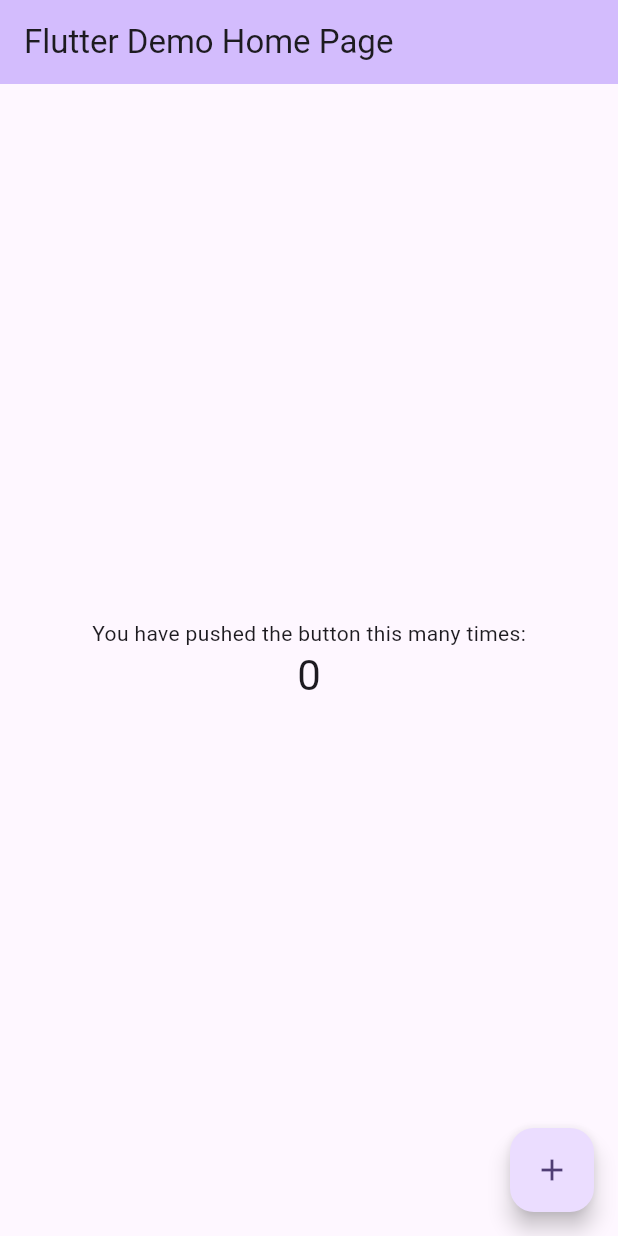
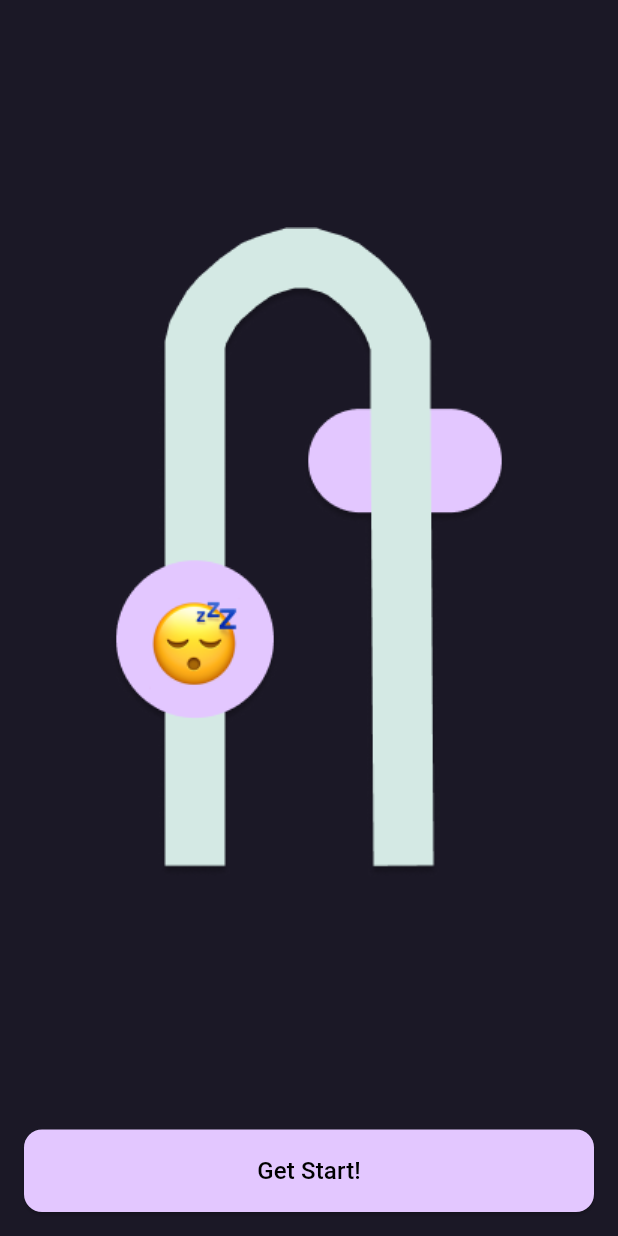
Before and after one commit to tsunufu/Wake_up_by_hard_mission, a Flutter app: the screen it shows after launch, on a phone screen of 412 x 824 dp. Run offline on Flutter 3.47's test engine with Material 3 defaults, Android fonts, the phone set to English and light mode, and no system bars.

Commit message:
#1 - create title scene and can switch screen

```diff
--- a/lib/main.dart
+++ b/lib/main.dart
@@ -1,125 +1,74 @@
 import 'package:flutter/material.dart';
 
 void main() {
-  runApp(const MyApp());
+  runApp(MyApp());
 }
 
 class MyApp extends StatelessWidget {
-  const MyApp({super.key});
-
-  // This widget is the root of your application.
   @override
   Widget build(BuildContext context) {
     return MaterialApp(
-      title: 'Flutter Demo',
-      theme: ThemeData(
-        // This is the theme of your application.
-        //
-        // TRY THIS: Try running your application with "flutter run". You'll see
-        // the application has a purple toolbar. Then, without quitting the app,
-        // try changing the seedColor in the colorScheme below to Colors.green
-        // and then invoke "hot reload" (save your changes or press the "hot
-        // reload" button in a Flutter-supported IDE, or press "r" if you used
-        // the command line to start the app).
-        //
-        // Notice that the counter didn't reset back to zero; the application
-        // state is not lost during the reload. To reset the state, use hot
-        // restart instead.
-        //
-        // This works for code too, not just values: Most code changes can be
-        // tested with just a hot reload.
-        colorScheme: ColorScheme.fromSeed(seedColor: Colors.deepPurple),
-        useMaterial3: true,
-      ),
-      home: const MyHomePage(title: 'Flutter Demo Home Page'),
+      routes: {
+        '/': (context) => MainScreen(),
+        '/alarm': (context) => AlarmSettingScreen(),
+      },
+      initialRoute: '/',
     );
   }
 }
 
-class MyHomePage extends StatefulWidget {
-  const MyHomePage({super.key, required this.title});
-
-  // This widget is the home page of your application. It is stateful, meaning
-  // that it has a State object (defined below) that contains fields that affect
-  // how it looks.
-
-  // This class is the configuration for the state. It holds the values (in this
-  // case the title) provided by the parent (in this case the App widget) and
-  // used by the build method of the State. Fields in a Widget subclass are
-  // always marked "final".
-
-  final String title;
-
-  @override
-  State<MyHomePage> createState() => _MyHomePageState();
-}
-
-class _MyHomePageState extends State<MyHomePage> {
-  int _counter = 0;
-
-  void _incrementCounter() {
-    setState(() {
-      // This call to setState tells the Flutter framework that something has
-      // changed in this State, which causes it to rerun the build method below
-      // so that the display can reflect the updated values. If we changed
-      // _counter without calling setState(), then the build method would not be
-      // called again, and so nothing would appear to happen.
-      _counter++;
-    });
-  }
-
+class MainScreen extends StatelessWidget {
   @override
   Widget build(BuildContext context) {
-    // This method is rerun every time setState is called, for instance as done
-    // by the _incrementCounter method above.
-    //
-    // The Flutter framework has been optimized to make rerunning build methods
-    // fast, so that you can just rebuild anything that needs updating rather
-    // than having to individually change instances of widgets.
     return Scaffold(
-      appBar: AppBar(
-        // TRY THIS: Try changing the color here to a specific color (to
-        // Colors.amber, perhaps?) and trigger a hot reload to see the AppBar
-        // change color while the other colors stay the same.
-        backgroundColor: Theme.of(context).colorScheme.inversePrimary,
-        // Here we take the value from the MyHomePage object that was created by
-        // the App.build method, and use it to set our appbar title.
-        title: Text(widget.title),
-      ),
+      backgroundColor: Color(0xFF1B1826),
       body: Center(
-        // Center is a layout widget. It takes a single child and positions it
-        // in the middle of the parent.
-        child: Column(
-          // Column is also a layout widget. It takes a list of children and
-          // arranges them vertically. By default, it sizes itself to fit its
-          // children horizontally, and tries to be as tall as its parent.
-          //
-          // Column has various properties to control how it sizes itself and
-          // how it positions its children. Here we use mainAxisAlignment to
-          // center the children vertically; the main axis here is the vertical
-          // axis because Columns are vertical (the cross axis would be
-          // horizontal).
-          //
-          // TRY THIS: Invoke "debug painting" (choose the "Toggle Debug Paint"
-          // action in the IDE, or press "p" in the console), to see the
-          // wireframe for each widget.
-          mainAxisAlignment: MainAxisAlignment.center,
-          children: <Widget>[
-            const Text(
-              'You have pushed the button this many times:',
-            ),
-            Text(
-              '$_counter',
-              style: Theme.of(context).textTheme.headlineMedium,
-            ),
-          ],
+        child: Image(
+          image: AssetImage('images/main_image.png'),
         ),
       ),
-      floatingActionButton: FloatingActionButton(
-        onPressed: _incrementCounter,
-        tooltip: 'Increment',
-        child: const Icon(Icons.add),
-      ), // This trailing comma makes auto-formatting nicer for build methods.
+      bottomNavigationBar: Padding(
+        padding: EdgeInsets.all(16.0),
+        child: ElevatedButton(
+          onPressed: () {
+            Navigator.pushNamed(context, '/alarm');
+          },
+          child: Text(
+            'Get Start!',
+            style: TextStyle(fontSize: 16),
+          ),
+          style: ElevatedButton.styleFrom(
+            primary: Color(0xFFE3C7FF),
+            onPrimary: Colors.black,
+            padding: EdgeInsets.symmetric(horizontal: 32, vertical: 16),
+            shape: RoundedRectangleBorder(
+              borderRadius: BorderRadius.circular(12.0),
+            ),
+          ),
+        ),
+      ),
     );
   }
 }
+
+class AlarmSettingScreen extends StatelessWidget {
+  @override
+  Widget build(BuildContext context) {
+    return Scaffold(
+      backgroundColor: Color(0xFF1B1826),
+      appBar: AppBar(
+        title: Text('Set Alarm', style: TextStyle(color: Colors.white)),
+        backgroundColor: Color(0xFF1B1826),
+        iconTheme: IconThemeData(
+          color: Colors.white,
+        ),
+      ),
+      body: Center(
+        child: Text(
+          '8:00',
+          style: TextStyle(color: Colors.white, fontSize: 100),
+        ),
+      ),
+    );
+  }
+}
```
Also changed, not shown: pubspec.yaml (+2 -68 lines), images/main_image.png (added).
